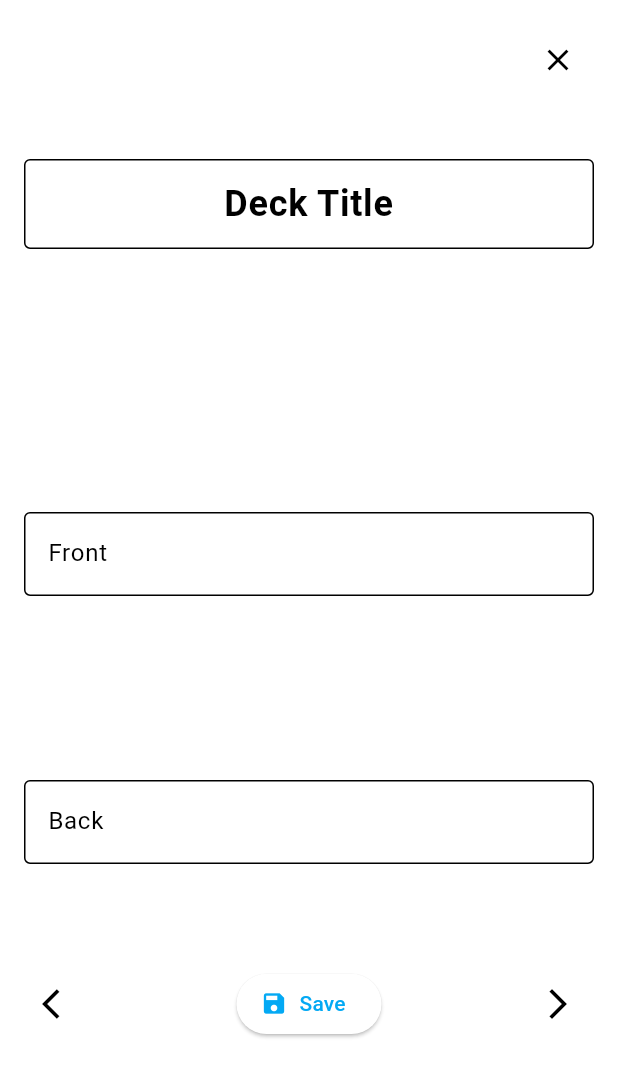
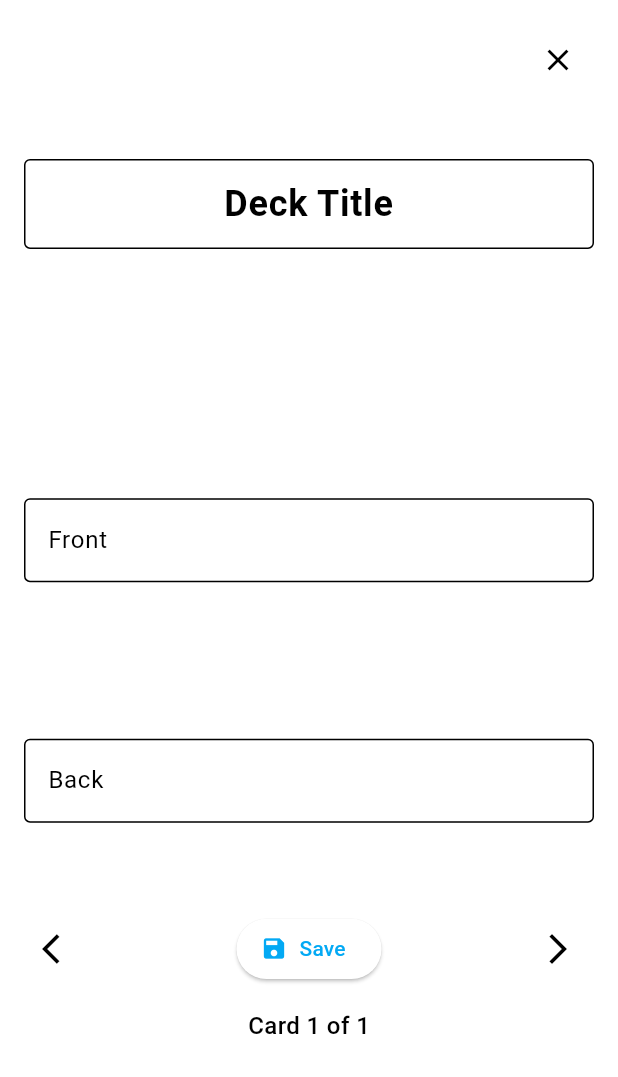
Before and after one commit to klinkl/FunLearn-client, a Flutter app: the FlashcardCreatorView screen opened directly, after a tap on the "arrow back ios" icon, on a phone screen of 412 x 824 dp. Shown: the top 1077 px of the screen. Run offline on Flutter 3.47's test engine with Material 3 defaults, Android fonts, the light colour scheme and no system bars; our stand-ins replace file_picker, flutter_expandable_fab, shared_preferences, sqflite, sqflite_common_ffi; missing offline and left inert: fsrs; accounts and stored records are empty.

Commit message:
changed navigation buttons to allow to traverse all cards and not just last card

```diff
--- a/lib/screens/card_creation_view.dart
+++ b/lib/screens/card_creation_view.dart
@@ -16,26 +16,59 @@ class _FlashcardCreatorViewState extends State<FlashcardCreatorView> {
   final TextEditingController _frontController = TextEditingController();
   final TextEditingController _backController = TextEditingController();
   final List<Map<String, String>> _tempCards = [];
+  var currentIndex = 0;
+
+  void _loadCard() {
+    if (currentIndex < 0) {
+      currentIndex = 0;
+    }
+    if (currentIndex >= _tempCards.length) {
+      if (currentIndex > _tempCards.length) {
+        currentIndex = currentIndex - 1;
+      }
+      _frontController.clear();
+      _backController.clear();
+      return;
+    }
+    _frontController.text = _tempCards[currentIndex]['front']!;
+    _backController.text = _tempCards[currentIndex]['back']!;
+  }
 
   void _lastCard() {
-    if (_tempCards.isEmpty) return;
-    final last = _tempCards.removeLast();
-    _frontController.text = last['front']!;
-    _backController.text = last['back']!;
+    setState(() {
+      _saveCard();
+      currentIndex = currentIndex - 1;
+      _loadCard();
+    });
   }
+
   void _nextCard() {
+    setState(() {
+      _saveCard();
+      currentIndex = currentIndex + 1;
+      _loadCard();
+    });
+  }
+
+  void _saveCard() {
     if (_frontController.text.isEmpty || _backController.text.isEmpty) return;
 
-    _tempCards.add({
-      'front': _frontController.text,
-      'back': _backController.text,
-    });
-
+    if (currentIndex < _tempCards.length) {
+      _tempCards[currentIndex] = {
+        'front': _frontController.text,
+        'back': _backController.text,
+      };
+    } else {
+      _tempCards.add({
+        'front': _frontController.text,
+        'back': _backController.text,
+      });
+    }
     _frontController.clear();
     _backController.clear();
   }
 
-  Future<void> _saveCard() async {
+  Future<void> _saveDeck() async {
     // temporary
     if (_titleController.text.isEmpty) return;
 
@@ -155,7 +188,7 @@ class _FlashcardCreatorViewState extends State<FlashcardCreatorView> {
                             onPressed: _lastCard,
                           ),
                           ElevatedButton.icon(
-                            onPressed: _saveCard,
+                            onPressed: _saveDeck,
                             icon: const Icon(Icons.save),
                             label: const Text('Save'),
                           ),
@@ -164,6 +197,20 @@ class _FlashcardCreatorViewState extends State<FlashcardCreatorView> {
                             onPressed: _nextCard,
                           ),
                         ],
+                      ),
+                    ),
+                    const SizedBox(height: 16),
+                    Flexible(
+                      flex: 0,
+                      child: Padding(
+                        padding: const EdgeInsets.only(bottom: 16),
+                        child: Text(
+                          'Card ${currentIndex + 1} of ${_tempCards.length + 1}',
+                          style: const TextStyle(
+                            fontSize: 16,
+                            fontWeight: FontWeight.w500,
+                          ),
+                        ),
                       ),
                     ),
                   ],
```
